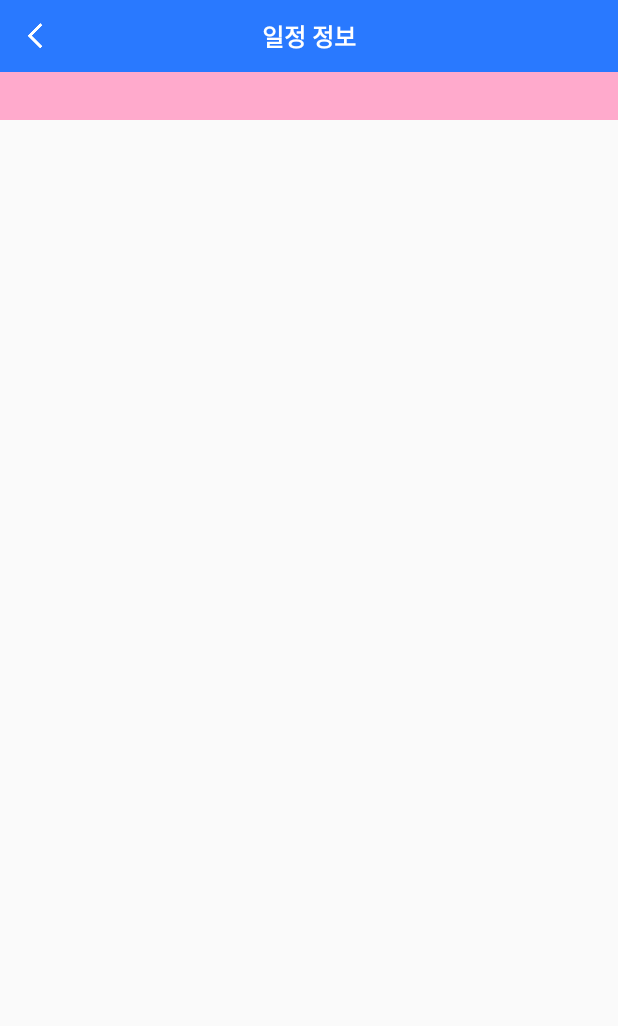
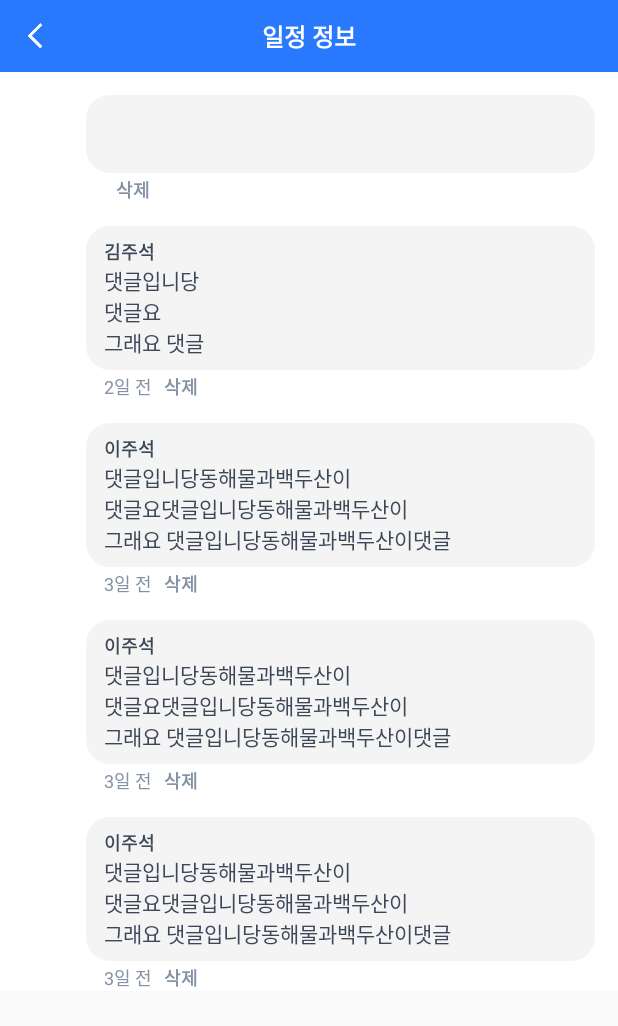
Before and after one commit to DevKwanggoo/plan8-backoffice-android, an Android app: the DetailTaskActivity screen opened directly, with no data from a screen before it, on a phone screen of 412 x 824 dp. Shown: the top 1026 px of the screen. Run offline under Robolectric (Android 15) with nearby library versions, the phone set to English and light mode, and no system bars; our stand-ins replace data binding; libraries missing offline, so code that uses them is left out: com.makeramen.roundedimageview; plain views replace RoundedImageView; 3 statements that could not run were skipped.

Commit message:
댓글 보기 제작

```diff
--- a/app/src/main/java/io/plan8/backoffice/activity/DetailTaskActivity.java
+++ b/app/src/main/java/io/plan8/backoffice/activity/DetailTaskActivity.java
@@ -4,6 +4,7 @@ import android.content.Context;
 import android.content.Intent;
 import android.databinding.DataBindingUtil;
 import android.os.Bundle;
+import android.widget.Toast;
 
 import java.util.ArrayList;
 import java.util.List;
@@ -12,6 +13,7 @@ import io.plan8.backoffice.BR;
 import io.plan8.backoffice.R;
 import io.plan8.backoffice.databinding.ActivityDetailTaskBinding;
 import io.plan8.backoffice.model.BaseModel;
+import io.plan8.backoffice.model.item.Comment;
 import io.plan8.backoffice.model.item.TaskItem;
 import io.plan8.backoffice.vm.DetailTaskActivityVM;
 
@@ -30,11 +32,10 @@ public class DetailTaskActivity extends BaseActivity {
         super.onCreate(savedInstanceState);
         List<BaseModel> testData = new ArrayList<>();
         testData.add((TaskItem) getIntent().getSerializableExtra("taskItem"));
-//        testData.add(new Comment("김주석", "댓글입니당\n댓글요\n그래요 댓글"));
-//        testData.add(new Comment("이주석", "댓글입니당\n댓글요\n그래요 댓글"));
-//        testData.add(new Comment("김주석", "댓글입니당\n댓글요\n그래요 댓글"));
-//        testData.add(new Comment("이주석", "댓글입니당\n댓글요\n그래요 댓글"));
-//        testData.add(new Comment("김주석", "댓글입니당\n댓글요\n그래요 댓글"));
+        testData.add(new Comment("김주석", "댓글입니당\n댓글요\n그래요 댓글", "2일 전"));
+        testData.add(new Comment("이주석", "댓글입니당동해물과백두산이\n댓글요댓글입니당동해물과백두산이\n그래요 댓글입니당동해물과백두산이댓글", "3일 전"));
+        testData.add(new Comment("이주석", "댓글입니당동해물과백두산이\n댓글요댓글입니당동해물과백두산이\n그래요 댓글입니당동해물과백두산이댓글", "3일 전"));
+        testData.add(new Comment("이주석", "댓글입니당동해물과백두산이\n댓글요댓글입니당동해물과백두산이\n그래요 댓글입니당동해물과백두산이댓글", "3일 전"));
 
         binding = DataBindingUtil.setContentView(this, R.layout.activity_detail_task);
         vm = new DetailTaskActivityVM(this, savedInstanceState, testData);
@@ -59,4 +60,9 @@ public class DetailTaskActivity extends BaseActivity {
             vm.showBottomSheet();
         }
     }
+
+    public void deleteComment(Comment comment) {
+        //TODO : 코멘트 삭제
+        Toast.makeText(getApplicationContext(), "댓글 삭제", Toast.LENGTH_SHORT).show();
+    }
 }
--- a/app/src/main/java/io/plan8/backoffice/activity/LoginAuthorizationActivity.java
+++ b/app/src/main/java/io/plan8/backoffice/activity/LoginAuthorizationActivity.java
@@ -251,40 +251,6 @@ public class LoginAuthorizationActivity extends BaseActivity implements TextView
     private void nextStep() {
         ViewUtil.getInstance().hideKeyboard(authoEditText);
         progressBar.setVisibility(View.VISIBLE);
-
-        //TODO : 임시용 릴리즈때 제거
-        nextActivity();
-
-
-//        if (RestfulAdapter.instance!!.serviceApi != null) {
-//            RestfulAdapter.instance!!.serviceApi!!.getAuthInfo(intent.getStringExtra("code"), authoEditText!!.text.toString()).enqueue(object : Callback<AuthInfo> {
-//                override fun onFailure(call: Call<AuthInfo>?, t: Throwable?) {
-//                    Toast.makeText(applicationContext, "인증번호를 확인 해주세요.", Toast.LENGTH_SHORT).show()
-//                    progressBar!!.visibility = View.GONE
-//                    onBackPressed()
-//                }
-//
-//                override fun onResponse(call: Call<AuthInfo>?, response: Response<AuthInfo>?) {
-//                    if (response?.body() != null) {
-//                        SharedPreferenceManager(applicationContext).userToken = response.body()!!.token
-//
-//                        RestfulAdapter.instance!!.serviceApi!!.getMe("Bearer " + response.body()!!.token).enqueue(object : Callback<Me> {
-//                            override fun onResponse(call: Call<Me>?, response: Response<Me>?) {
-//                                if (response?.body() != null) {
-//                                    Constants.me = response.body()!!
-//                                            nextActivity()
-//                                }
-//                            }
-//
-//                            override fun onFailure(call: Call<Me>?, t: Throwable?) {
-//                                Toast.makeText(applicationContext, "잠시 후 다시 시도해주세요.", Toast.LENGTH_SHORT).show()
-//                            }
-//
-//                        })
-//                    }
-//                }
-//            })
-//        }
     }
 
     private void nextActivity() {
--- a/app/src/main/java/io/plan8/backoffice/activity/SplashActivity.java
+++ b/app/src/main/java/io/plan8/backoffice/activity/SplashActivity.java
@@ -9,6 +9,7 @@ import android.widget.Toast;
 
 import io.plan8.backoffice.ApplicationManager;
 import io.plan8.backoffice.BR;
+import io.plan8.backoffice.BuildConfig;
 import io.plan8.backoffice.R;
 import io.plan8.backoffice.SharedPreferenceManager;
 import io.plan8.backoffice.adapter.RestfulAdapter;
@@ -33,6 +34,9 @@ public class SplashActivity extends BaseActivity {
         binding.setVariable(BR.vm, vm);
         binding.executePendingBindings();
 
+        if (BuildConfig.DEBUG) {
+            hasTokenStep();
+        } else {
             if (!SharedPreferenceManager.getInstance().getUserToken(getApplicationContext()).equals("")) {
                 String token = SharedPreferenceManager.getInstance().getUserToken(getApplicationContext());
 
@@ -60,6 +64,7 @@ public class SplashActivity extends BaseActivity {
                 loginStep();
             }
         }
+    }
 
     private void loginStep() {
         binding.splashProgressBarContainer.setVisibility(View.GONE);
--- a/app/src/main/java/io/plan8/backoffice/model/item/Comment.java
+++ b/app/src/main/java/io/plan8/backoffice/model/item/Comment.java
@@ -11,10 +11,12 @@ import io.plan8.backoffice.model.BaseModel;
 public class Comment implements BaseModel {
     @SerializedName("author") String author;
     @SerializedName("comment") String comment;
+    @SerializedName("created") String created;
 
-    public Comment(String author, String comment) {
+    public Comment(String author, String comment, String created) {
         this.author = author;
         this.comment = comment;
+        this.created = created;
     }
 
     public String getAuthor() {
@@ -32,4 +34,12 @@ public class Comment implements BaseModel {
     public void setComment(String comment) {
         this.comment = comment;
     }
+
+    public String getCreated() {
+        return created;
+    }
+
+    public void setCreated(String created) {
+        this.created = created;
+    }
 }
--- a/app/src/main/java/io/plan8/backoffice/vm/item/DetailTaskCommentItemVM.java
+++ b/app/src/main/java/io/plan8/backoffice/vm/item/DetailTaskCommentItemVM.java
@@ -3,7 +3,9 @@ package io.plan8.backoffice.vm.item;
 import android.app.Activity;
 import android.databinding.Bindable;
 import android.os.Bundle;
+import android.view.View;
 
+import io.plan8.backoffice.activity.DetailTaskActivity;
 import io.plan8.backoffice.model.item.Comment;
 import io.plan8.backoffice.vm.ActivityVM;
 
@@ -39,4 +41,19 @@ public class DetailTaskCommentItemVM extends ActivityVM {
         }
         return comment.getComment();
     }
+
+
+    @Bindable
+    public String getCreated() {
+        if (null == comment) {
+            return "";
+        }
+        return comment.getCreated();
+    }
+
+    public void deleteComment(View view) {
+        if (getActivity() instanceof DetailTaskActivity) {
+            ((DetailTaskActivity) getActivity()).deleteComment(comment);
+        }
+    }
 }
--- /dev/null
+++ b/app/src/main/res/drawable/border_history.xml
@@ -0,0 +1,9 @@
+<?xml version="1.0" encoding="UTF-8"?>
+<shape xmlns:android="http://schemas.android.com/apk/res/android">
+    <solid android:color="#f4f4f4"/>
+
+    <corners android:bottomRightRadius="16dp"
+        android:bottomLeftRadius="16dp"
+        android:topLeftRadius="16dp"
+        android:topRightRadius="16dp" />
+</shape>
--- a/app/src/main/res/layout/item_detail_task_comment.xml
+++ b/app/src/main/res/layout/item_detail_task_comment.xml
@@ -13,16 +13,83 @@
     <RelativeLayout
         android:layout_width="match_parent"
         android:layout_height="wrap_content"
-        android:background="#ffaacc">
+        android:background="#ffffff"
+        android:clickable="true"
+        android:onClick="@{vm::deleteComment}">
 
         <com.makeramen.roundedimageview.RoundedImageView
+            android:id="@+id/detailTaskCommentProfileImage"
             android:layout_width="32dp"
             android:layout_height="32dp"
+            android:layout_marginLeft="15dp"
+            android:layout_marginRight="10dp"
+            android:layout_marginTop="15dp"
             android:scaleType="fitCenter"
-            app:riv_border_width="2dip"
-            app:riv_corner_radius="30dp"
             app:riv_oval="true"
             commonViewAdapter:glide="@{vm.imageUrl}" />
 
+        <LinearLayout
+            android:layout_width="match_parent"
+            android:layout_height="wrap_content"
+            android:layout_toRightOf="@+id/detailTaskCommentProfileImage"
+            android:orientation="vertical">
+
+            <RelativeLayout
+                android:layout_width="match_parent"
+                android:layout_height="wrap_content"
+                android:layout_marginRight="15dp"
+                android:layout_marginTop="15dp"
+                android:background="@drawable/border_history">
+
+                <LinearLayout
+                    android:layout_width="wrap_content"
+                    android:layout_height="wrap_content"
+                    android:layout_marginBottom="8dp"
+                    android:layout_marginLeft="12dp"
+                    android:layout_marginRight="12dp"
+                    android:layout_marginTop="8dp"
+                    android:orientation="vertical">
+
+                    <TextView
+                        android:layout_width="wrap_content"
+                        android:layout_height="wrap_content"
+                        android:text="@{vm.author}"
+                        android:textColor="#3c4858"
+                        android:textSize="12dp"
+                        android:textStyle="bold" />
+
+                    <TextView
+                        android:layout_width="wrap_content"
+                        android:layout_height="wrap_content"
+                        android:text="@{vm.comment}"
+                        android:textColor="#3c4858"
+                        android:textSize="14dp" />
+                </LinearLayout>
+            </RelativeLayout>
+
+            <LinearLayout
+                android:layout_width="wrap_content"
+                android:layout_height="wrap_content"
+                android:layout_marginLeft="12dp"
+                android:layout_marginTop="2dp"
+                android:orientation="horizontal">
+
+                <TextView
+                    android:layout_width="wrap_content"
+                    android:layout_height="wrap_content"
+                    android:text="@{vm.created}"
+                    android:textColor="#8492a6"
+                    android:textSize="12dp" />
+
+                <TextView
+                    android:layout_width="wrap_content"
+                    android:layout_height="wrap_content"
+                    android:layout_marginLeft="8dp"
+                    android:text="삭제"
+                    android:textColor="#8492a6"
+                    android:textSize="12dp"
+                    android:textStyle="bold" />
+            </LinearLayout>
+        </LinearLayout>
     </RelativeLayout>
 </layout>
--- a/app/src/main/res/layout/item_detail_task_header.xml
+++ b/app/src/main/res/layout/item_detail_task_header.xml
@@ -13,6 +13,7 @@
     <LinearLayout
         android:layout_width="match_parent"
         android:layout_height="match_parent"
+        android:background="#ffffff"
         android:orientation="vertical">
 
         <RelativeLayout
```
Lines whose indentation alone changed are shown as unchanged.
